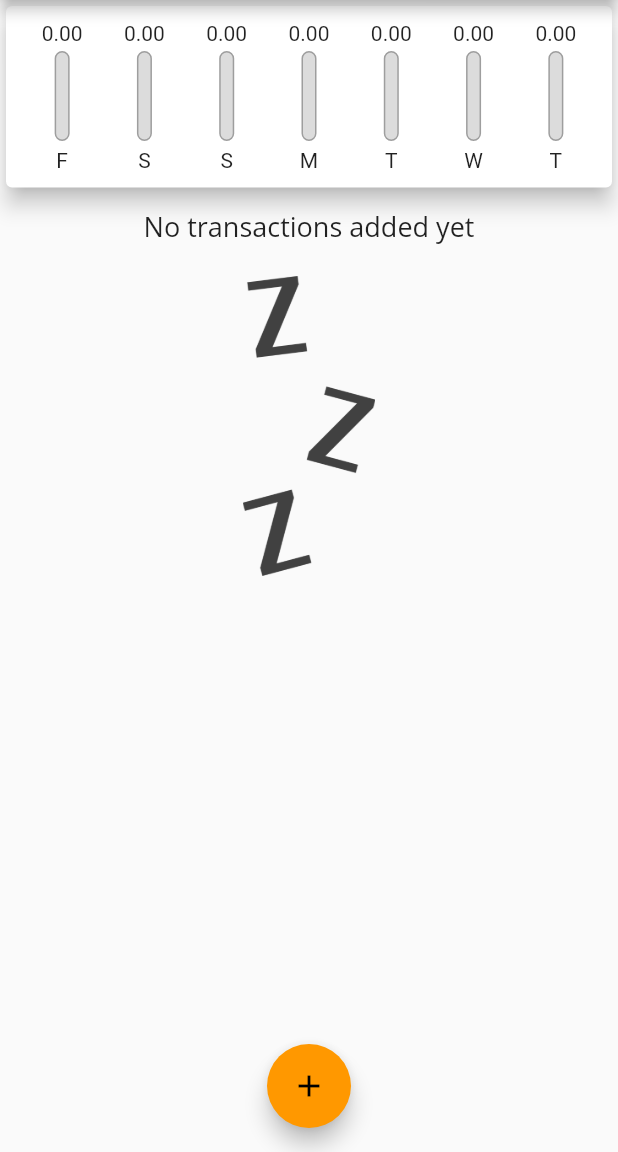
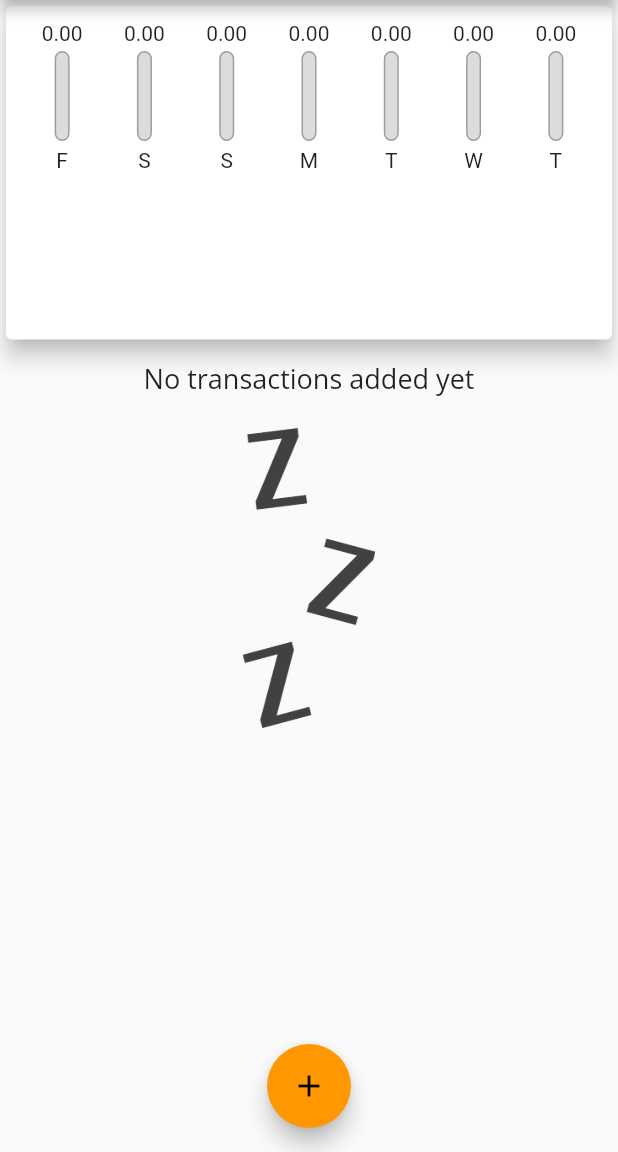
Before and after one commit to aaa59891/flutter_practice_personal_expenses, a Flutter app: the screen it shows after launch, on a phone screen of 412 x 824 dp, the part 84-1236 px from its top. Run offline on Flutter 3.47's test engine with Material 2 defaults, Android fonts, the phone set to English and light mode, and no system bars.

Commit message:
use mediaquery to set height

```diff
--- a/lib/pages/home.dart
+++ b/lib/pages/home.dart
@@ -69,8 +69,7 @@ class _HomeState extends State<Home> {
   final now = DateTime.now();
   @override
   Widget build(BuildContext context) {
-    return Scaffold(
-      appBar: AppBar(
+    final appBar = AppBar(
       title: Text('new app'),
       centerTitle: false,
       actions: <Widget>[
@@ -79,15 +78,27 @@ class _HomeState extends State<Home> {
           onPressed: () => this._showTransactionForm(context),
         )
       ],
-      ),
+    );
+    return Scaffold(
+      appBar: appBar,
       body: SingleChildScrollView(
         child: Column(
           children: <Widget>[
             Container(
+              height: (MediaQuery.of(context).size.height -
+                      appBar.preferredSize.height -
+                      MediaQuery.of(context).padding.top) *
+                  .3,
               width: double.infinity,
               child: Chart(this._recentTransactions),
             ),
-            TransactionList(this._transactions, this.onDelete),
+            Container(
+              height: (MediaQuery.of(context).size.height -
+                      appBar.preferredSize.height -
+                      MediaQuery.of(context).padding.top) *
+                  .7,
+              child: TransactionList(this._transactions, this.onDelete),
+            ),
           ],
         ),
       ),
--- a/lib/widgets/transaction_list.dart
+++ b/lib/widgets/transaction_list.dart
@@ -8,9 +8,7 @@ class TransactionList extends StatelessWidget {
   TransactionList(this.transactions, this.onDelete);
   @override
   Widget build(BuildContext context) {
-    return Container(
-      height: 300,
-      child: this.transactions.isEmpty
+    return this.transactions.isEmpty
         ? Column(
             children: <Widget>[
               SizedBox(
@@ -40,7 +38,6 @@ class TransactionList extends StatelessWidget {
               );
             },
             itemCount: this.transactions.length,
-            ),
           );
   }
 }
```
Lines whose indentation alone changed are shown as unchanged.
